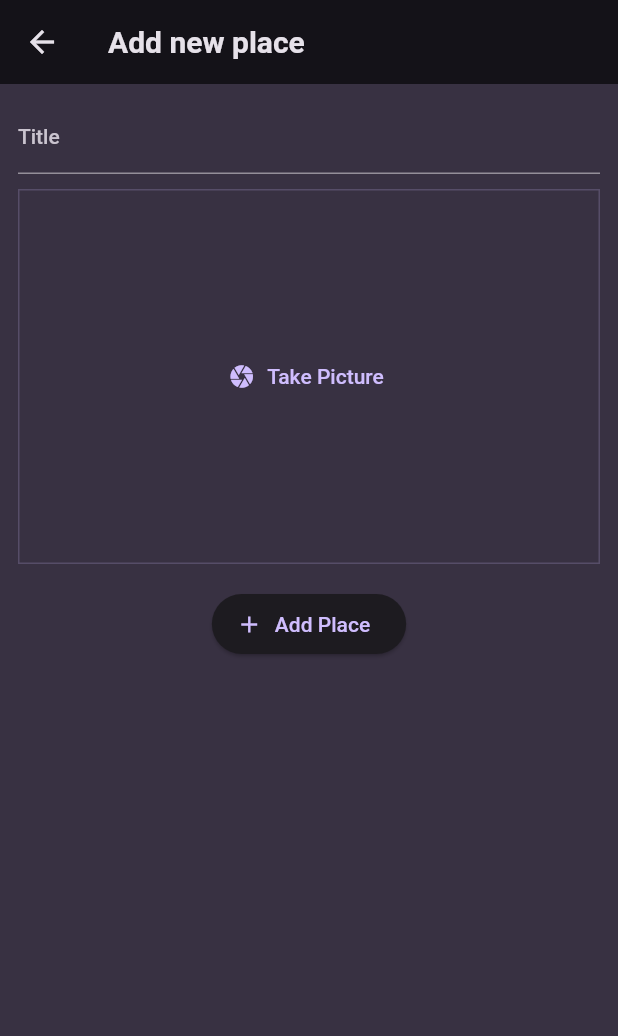
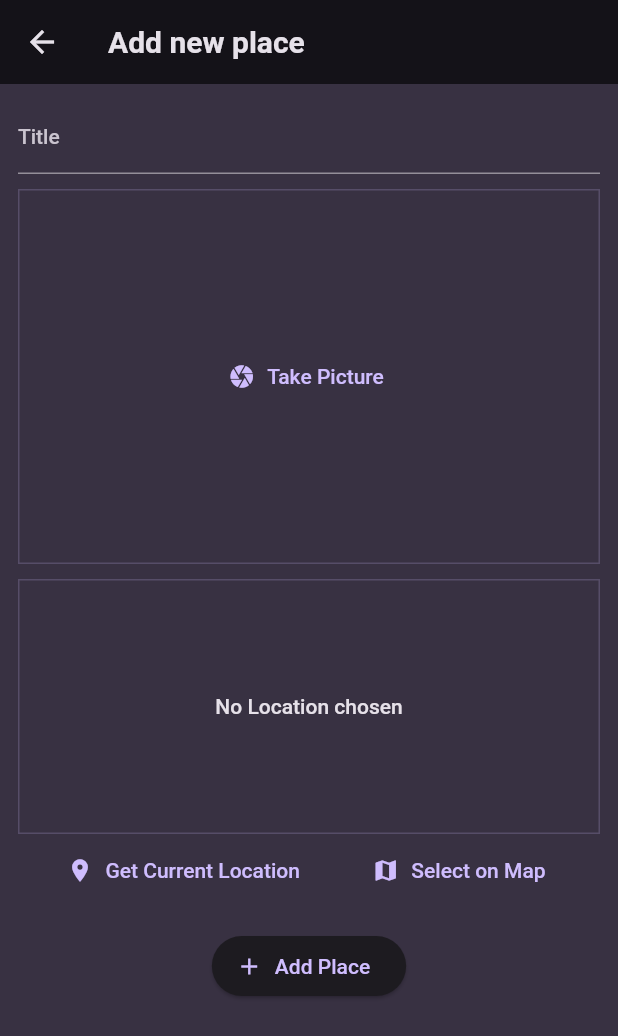
Before and after one commit to utsav1103/favorite_places_app, a Flutter app: the AddPlaceScreen screen opened directly, on a phone screen of 412 x 824 dp. Shown: the top 1036 px of the screen. Run offline on Flutter 3.47's test engine with Material 2 defaults, Android fonts, the phone set to English and light mode, and no system bars; our stand-ins replace flutter_riverpod, google_fonts, image_picker, location.

Commit message:
Adding the location Package

```diff
--- a/lib/screens/add_place.dart
+++ b/lib/screens/add_place.dart
@@ -1,6 +1,7 @@
 import 'dart:io';
-
+import 'package:location/location.dart';
 import 'package:favorite_places_app/widgets/image_input.dart';
+import 'package:favorite_places_app/widgets/location_input.dart';
 import 'package:flutter/material.dart';
 import 'package:flutter_riverpod/flutter_riverpod.dart';
 import 'package:favorite_places_app/providers/user_places.dart';
@@ -57,6 +58,8 @@ class _AddPlaceScreenState extends ConsumerState<AddPlaceScreen> {
             ImageInput(onPickImage: (image){
               _selectedImage = image;
             },),
+            const SizedBox(height: 10),
+            LocationInput(),
 
             const SizedBox(height: 16),
             ElevatedButton.icon(
--- /dev/null
+++ b/lib/widgets/location_input.dart
@@ -0,0 +1,54 @@
+import 'package:favorite_places_app/main.dart';
+import 'package:flutter/material.dart';
+import 'package:location/location.dart';
+
+class LocationInput extends StatefulWidget {
+  const LocationInput({super.key});
+
+  @override
+  State<LocationInput> createState() {
+    return _LocationInputState();
+  }
+}
+
+class _LocationInputState extends State<LocationInput> {
+  @override
+  Widget build(BuildContext context) {
+    return Column(
+      children: [
+        Container(
+          height: 170,
+          width: double.infinity,
+          alignment: Alignment.center,
+          decoration: BoxDecoration(
+            border: Border.all(
+              width: 1,
+              color: Theme.of(context).colorScheme.primary.withOpacity(0.2),
+            ),
+          ),
+          child: Text(
+            'No Location chosen',
+            style: Theme.of(context).textTheme.bodyLarge!.copyWith(
+                  color: Theme.of(context).colorScheme.onBackground,
+                ),
+          ),
+        ),
+        Row(
+          mainAxisAlignment: MainAxisAlignment.spaceEvenly,
+          children: [
+            TextButton.icon(
+              icon: const Icon(Icons.location_on),
+              label: const Text('Get Current Location'),
+              onPressed: () {},
+            ),
+            TextButton.icon(
+              icon: const Icon(Icons.map),
+              label: const Text('Select on Map'),
+              onPressed: () {},
+            ),
+          ],
+        ),
+      ],
+    );
+  }
+}
--- a/pubspec.yaml
+++ b/pubspec.yaml
@@ -40,6 +40,7 @@ dependencies:
   flutter_riverpod: ^2.3.7
   riverpod: ^2.3.7
   image_picker: ^1.0.4
+  location: ^5.0.3
 
 dev_dependencies:
   flutter_test:
```
Also changed, not shown: pubspec.lock, 2 other files.
